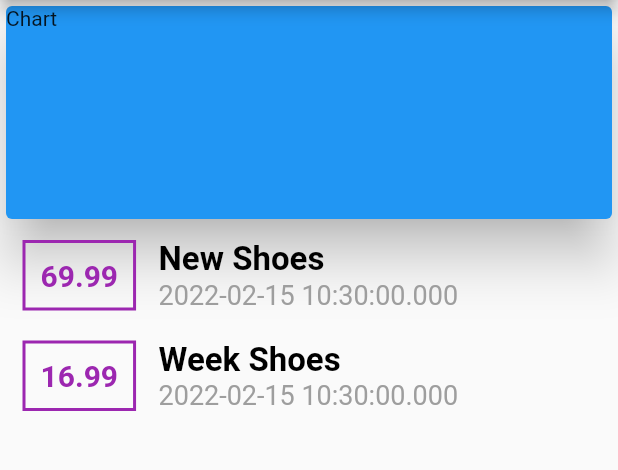
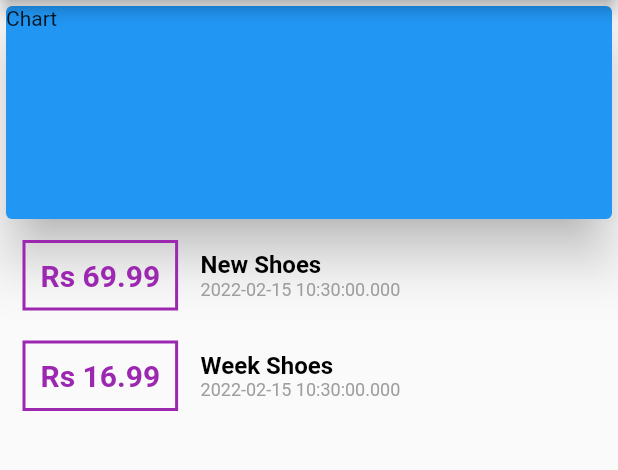
Before and after one commit to iamartyaa/MyWallet-App, a Flutter app: the screen it shows after launch, on a phone screen of 412 x 824 dp, the part 84-554 px from its top. Run offline on Flutter 3.47's test engine with Material 2 defaults, Android fonts, the light colour scheme and no system bars.

Commit message:
UI update

```diff
--- a/lib/main.dart
+++ b/lib/main.dart
@@ -67,8 +67,8 @@
                       color: Colors.purple,
                       width: 2,
                     )),
-                    child: Text(
-                      tx.amount.toString(),
+                    child: Text(                           //+ tx.amount.toString()
+                      'Rs ${tx.amount}' ,
                       style: TextStyle(
                         fontWeight: FontWeight.bold,
                         fontSize: 20,
@@ -83,14 +83,14 @@
                         tx.title,
                         style: TextStyle(
                           fontWeight: FontWeight.bold,
-                          fontSize: 22,
+                          fontSize: 16,
                           color: Colors.black,
                         ),
                       ),
                       Text(
                         tx.date.toString(),
                         style: TextStyle(
-                          fontSize: 18,
+                          fontSize: 12,
                           color: Colors.grey,
                         ),
                       )
```
